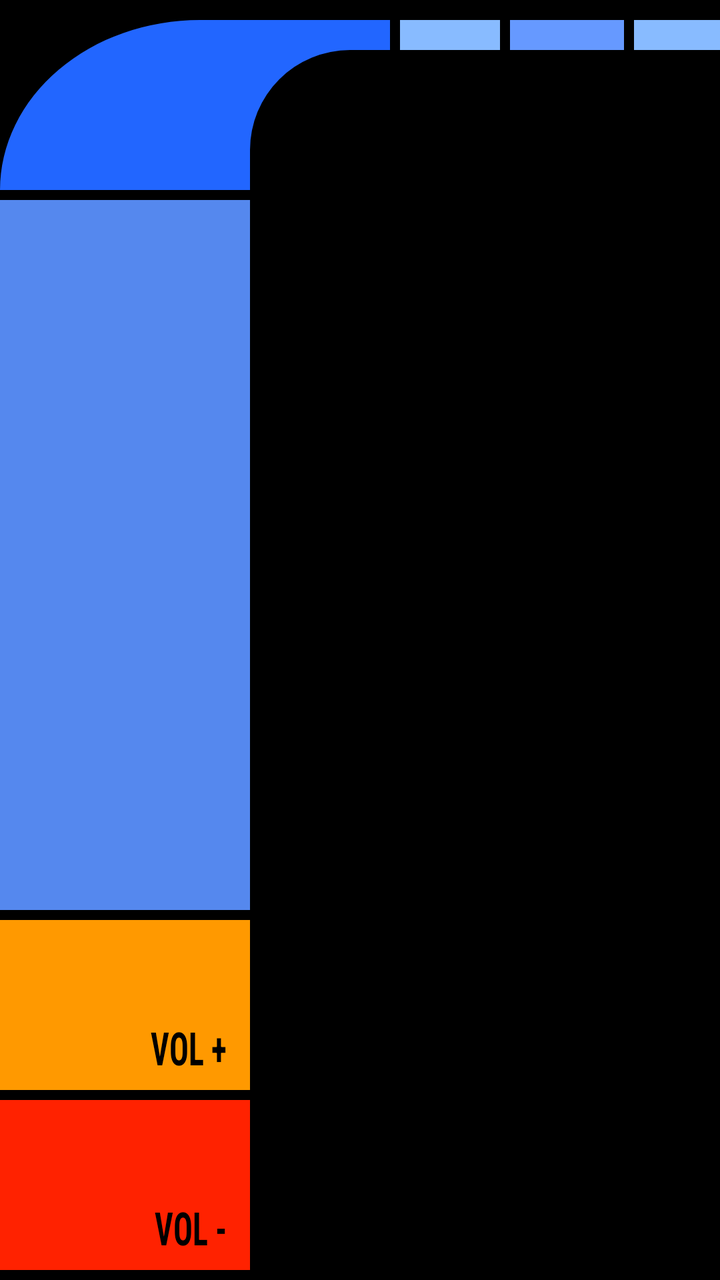
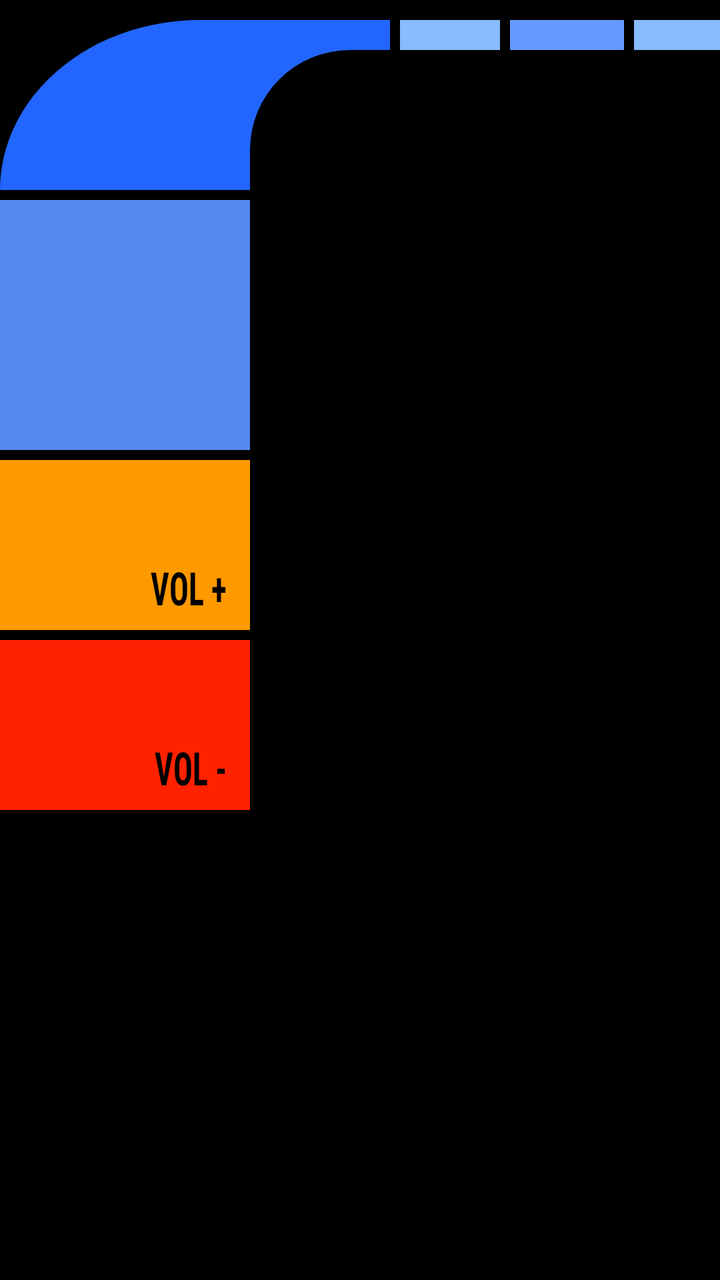

Compare the two renders of this Android layout. The source of the first and the diff that turns it into the second are given below.
<!-- AndroidManifest.xml: application theme Theme.LCARSMusic -->
<!-- res/layout/layout_main_view_container.xml -->
<?xml version="1.0" encoding="utf-8"?>
<androidx.constraintlayout.widget.ConstraintLayout xmlns:android="http://schemas.android.com/apk/res/android"
    xmlns:app="http://schemas.android.com/apk/res-auto"
    android:layout_width="match_parent"
    android:layout_height="match_parent"
    android:background="#000000">

    <androidx.constraintlayout.widget.Guideline
        android:id="@+id/gl_left_col"
        android:layout_width="wrap_content"
        android:layout_height="wrap_content"
        android:orientation="vertical"
        app:layout_constraintGuide_begin="125dp" />

    <ImageView
        android:id="@+id/l_shape_upper"
        android:layout_width="195dp"
        android:layout_height="85dp"
        android:layout_marginTop="10dp"
        android:src="@drawable/ic_lcars_l_shape_upper_left"
        app:layout_constraintStart_toStartOf="parent"
        app:layout_constraintTop_toTopOf="parent" />

    <LinearLayout
        android:id="@+id/top_borders"
        android:layout_width="0dp"
        android:layout_height="15dp"
        android:layout_marginStart="5dp"
        android:orientation="horizontal"
        app:layout_constraintStart_toEndOf="@+id/l_shape_upper"
        app:layout_constraintEnd_toEndOf="parent"
        app:layout_constraintTop_toTopOf="@+id/l_shape_upper">

        <View
            android:layout_width="50dp"
            android:layout_height="match_parent"
            android:background="#88BBFF"
            android:layout_marginEnd="5dp" />

        <View
            android:layout_width="0dp"
            android:layout_weight="1"
            android:layout_height="match_parent"
            android:background="@color/lcars_nemesis_cool"
            android:layout_marginEnd="5dp" />

        <View
            android:layout_width="0dp"
            android:layout_weight="0.75"
            android:layout_height="match_parent"
            android:background="@color/lcars_nemesis_ghost" />
    </LinearLayout>

    <LinearLayout
        android:id="@+id/left_column_controls"
        android:layout_width="125dp"
        android:layout_height="0dp"
        android:layout_marginTop="5dp"
        android:orientation="vertical"
        app:layout_constraintStart_toStartOf="parent"
        app:layout_constraintTop_toBottomOf="@+id/l_shape_upper"
        app:layout_constraintBottom_toBottomOf="parent">

        <View
            android:layout_width="match_parent"
            android:layout_height="0dp"
            android:layout_weight="1"
            android:layout_marginBottom="5dp"
            android:background="#5588EE" />

        <androidx.appcompat.widget.AppCompatButton
            android:id="@+id/btn_vol_up"
            android:layout_width="match_parent"
            android:layout_height="85dp"
            android:layout_marginBottom="5dp"
            android:background="@color/lcars_classic_golden_orange"
            android:stateListAnimator="@null"
            android:text="VOL +"
            android:textColor="#000000"
            android:textSize="23sp"
            android:textScaleX="0.7"
            android:textStyle="bold"
            android:fontFamily="sans-serif-condensed"
            android:gravity="bottom|end"
            android:paddingEnd="12dp"
            android:paddingBottom="6dp" />

        <androidx.appcompat.widget.AppCompatButton
            android:id="@+id/btn_vol_down"
            android:layout_width="match_parent"
            android:layout_height="85dp"
            android:layout_marginBottom="5dp"
            android:background="@color/lcars_classic_mars"
            android:stateListAnimator="@null"
            android:text="VOL -"
            android:textColor="#000000"
            android:textSize="23sp"
            android:textScaleX="0.7"
            android:textStyle="bold"
            android:fontFamily="sans-serif-condensed"
            android:gravity="bottom|end"
            android:paddingEnd="12dp"
            android:paddingBottom="6dp" />
    </LinearLayout>

    <FrameLayout
        android:id="@+id/main_view_container"
        android:layout_width="0dp"
        android:layout_height="0dp"
        android:layout_marginStart="5dp"
        android:layout_marginTop="5dp"
        app:layout_constraintStart_toEndOf="@+id/gl_left_col"
        app:layout_constraintEnd_toEndOf="parent"
        app:layout_constraintTop_toBottomOf="@+id/top_borders"
        app:layout_constraintBottom_toBottomOf="parent" />

</androidx.constraintlayout.widget.ConstraintLayout>
<!-- resources referenced by this layout -->
<resources>
  <color name="lcars_classic_golden_orange">#ff9900</color>
  <color name="lcars_classic_mars">#ff2200</color>
  <color name="lcars_nemesis_cool">#6699ff</color>
  <color name="lcars_nemesis_ghost">#88bbff</color>
  <!-- drawable ic_lcars_l_shape_upper_left (drawable) -->
  <?xml version="1.0" encoding="utf-8"?>
  <vector xmlns:android="http://schemas.android.com/apk/res/android"
      android:width="195dp"
      android:height="85dp"
      android:viewportWidth="195"
      android:viewportHeight="85">
  
      <path
          android:fillColor="@color/lcars_nemesis_evening"
          android:pathData="M 0,85 A 100,85 0 0,1 100,0 L 195,0 L 195,15 L 175,15 A 50,50 0 0,0 125,65 L 125,85 Z" />
  </vector>
  <style name="Theme.LCARSMusic" parent="Theme.MaterialComponents.DayNight.NoActionBar">
          
          <item name="colorPrimary">@color/purple_500</item>
          <item name="colorPrimaryVariant">@color/purple_700</item>
          <item name="colorOnPrimary">@color/white</item>
          
          <item name="colorSecondary">@color/teal_200</item>
          <item name="colorSecondaryVariant">@color/teal_700</item>
          <item name="colorOnSecondary">@color/black</item>
          
          <item name="android:statusBarColor">?attr/colorPrimaryVariant</item>
          
      </style>
  <color name="lcars_nemesis_evening">#2266ff</color>
  <color name="purple_500">#FF6200EE</color>
  <color name="purple_700">#FF3700B3</color>
  <color name="white">#FFFFFFFF</color>
  <color name="teal_200">#FF03DAC5</color>
  <color name="teal_700">#FF018786</color>
  <color name="black">#FF000000</color>
</resources>

<!-- the commit's change to res/layout/layout_main_view_container.xml (unified diff, before → after) -->
@@ -56,6 +56,7 @@
         android:layout_width="125dp"
         android:layout_height="0dp"
         android:layout_marginTop="5dp"
+        android:layout_marginBottom="230dp"
         android:orientation="vertical"
         app:layout_constraintStart_toStartOf="parent"
         app:layout_constraintTop_toBottomOf="@+id/l_shape_upper"
@@ -109,6 +110,7 @@
         android:layout_height="0dp"
         android:layout_marginStart="5dp"
         android:layout_marginTop="5dp"
+        android:layout_marginBottom="170dp"
         app:layout_constraintStart_toEndOf="@+id/gl_left_col"
         app:layout_constraintEnd_toEndOf="parent"
         app:layout_constraintTop_toBottomOf="@+id/top_borders"
